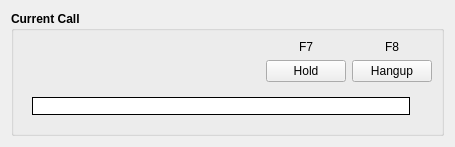
First picture: the form in xivoclient/src/xlets/switchboard/current_call.ui, repository wazo-platform/wazo-client-qt, before the edit.
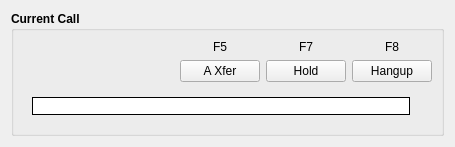
Second picture: the form after the edit.

Commit message: Add the attended transfer button to the switchboard xlet

Diff of the .ui file:
```diff
--- a/xivoclient/src/xlets/switchboard/current_call.ui
+++ b/xivoclient/src/xlets/switchboard/current_call.ui
@@ -81,6 +81,45 @@
           </property>
          </spacer>
         </item>
+        <item>
+         <layout class="QVBoxLayout" name="verticalLayout_5">
+          <item>
+           <widget class="QLabel" name="label_3">
+            <property name="font">
+             <font>
+              <weight>50</weight>
+              <bold>false</bold>
+             </font>
+            </property>
+            <property name="text">
+             <string notr="true">F5</string>
+            </property>
+            <property name="alignment">
+             <set>Qt::AlignCenter</set>
+            </property>
+           </widget>
+          </item>
+          <item>
+           <widget class="QPushButton" name="btn_attended_transfer">
+            <property name="font">
+             <font>
+              <weight>50</weight>
+              <bold>false</bold>
+             </font>
+            </property>
+            <property name="toolTip">
+             <string>Attended Transfer</string>
+            </property>
+            <property name="text">
+             <string>A Xfer</string>
+            </property>
+            <property name="shortcut">
+             <string>F5</string>
+            </property>
+           </widget>
+          </item>
+         </layout>
+        </item>
         <item>
          <layout class="QVBoxLayout" name="verticalLayout_4">
           <item>
```
The commit also changes 2 other files.
